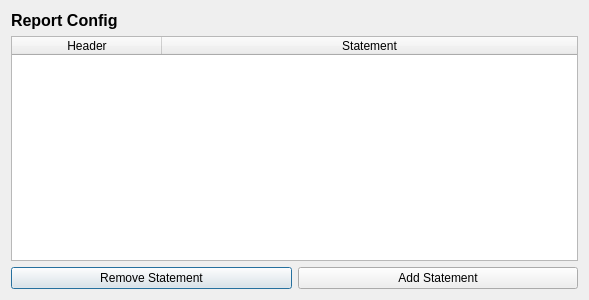
Before: the Qt Designer form Resources/UI/report_config.ui in furti/FreeCAD-Reporting, drawn with Qt 5.
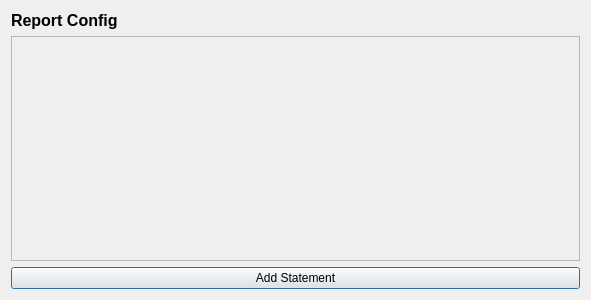
After: the same form once the commit is applied.

Commit message:
Optimize report config gui
The table is completely removed. Instead of it each statement will be
displayed in its own GroupBox. This makes it more user friendly and will
alow more controls to be added in the future.

fixes #2

Patch:
```diff
--- a/Resources/UI/report_config.ui
+++ b/Resources/UI/report_config.ui
@@ -6,15 +6,21 @@
    <rect>
     <x>0</x>
     <y>0</y>
-    <width>589</width>
+    <width>591</width>
     <height>300</height>
    </rect>
   </property>
+  <property name="minimumSize">
+   <size>
+    <width>0</width>
+    <height>300</height>
+   </size>
+  </property>
   <property name="windowTitle">
    <string>Dialog</string>
   </property>
-  <layout class="QGridLayout" name="gridLayout">
-   <item row="0" column="0">
+  <layout class="QVBoxLayout" name="verticalLayout">
+   <item>
     <widget class="QLabel" name="Title">
      <property name="font">
       <font>
@@ -28,56 +34,26 @@
      </property>
     </widget>
    </item>
-   <item row="1" column="0">
-    <widget class="QTableWidget" name="ReportTable">
-     <property name="sizePolicy">
-      <sizepolicy hsizetype="Expanding" vsizetype="Expanding">
-       <horstretch>0</horstretch>
-       <verstretch>0</verstretch>
-      </sizepolicy>
-     </property>
-     <property name="selectionMode">
-      <enum>QAbstractItemView::SingleSelection</enum>
-     </property>
-     <property name="selectionBehavior">
-      <enum>QAbstractItemView::SelectRows</enum>
-     </property>
-     <property name="columnCount">
-      <number>2</number>
-     </property>
-     <attribute name="horizontalHeaderCascadingSectionResizes">
-      <bool>false</bool>
-     </attribute>
-     <attribute name="horizontalHeaderDefaultSectionSize">
-      <number>150</number>
-     </attribute>
-     <attribute name="horizontalHeaderStretchLastSection">
+   <item>
+    <widget class="QScrollArea" name="ScrollArea">
+     <property name="widgetResizable">
       <bool>true</bool>
-     </attribute>
-     <attribute name="verticalHeaderMinimumSectionSize">
-      <number>60</number>
-     </attribute>
-     <column>
-      <property name="text">
-       <string>Header</string>
+     </property>
+     <widget class="QWidget" name="scrollAreaWidgetContents">
+      <property name="geometry">
+       <rect>
+        <x>0</x>
+        <y>0</y>
+        <width>571</width>
+        <height>224</height>
+       </rect>
       </property>
-     </column>
-     <column>
-      <property name="text">
-       <string>Statement</string>
-      </property>
-     </column>
+      <layout class="QVBoxLayout" name="verticalLayout_2"/>
+     </widget>
     </widget>
    </item>
-   <item row="2" column="0">
+   <item>
     <layout class="QHBoxLayout" name="horizontalLayout">
-     <item>
-      <widget class="QPushButton" name="RemoveStatementButton">
-       <property name="text">
-        <string>Remove Statement</string>
-       </property>
-      </widget>
-     </item>
      <item>
       <widget class="QPushButton" name="AddStatementButton">
        <property name="text">
```
The commit also changes 2 other files.
